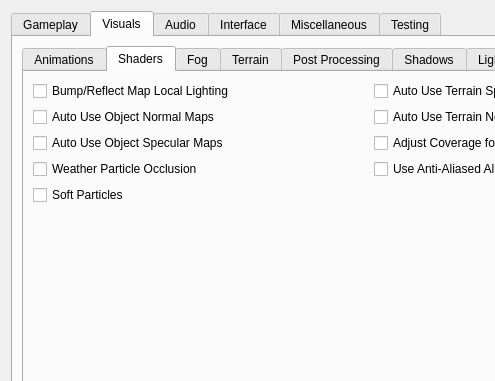
Old version of the form apps/launcher/ui/settingspage.ui in the repository zander2k1/groovy-openmw; both pictures show x 0 to 495 and y 0 to 381 of the 741 by 503 pixel window.
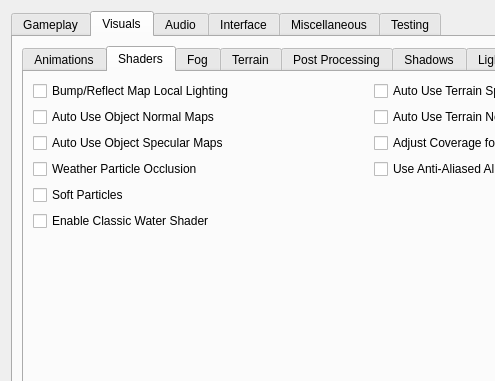
New version of the form. The open tabs and pages were chosen to show the change.

Commit message:
Added an option for a classic water shader. - All credit for this shader goes to Qlonever
Added an optional white/black button icon setting to the launcher

```diff
--- a/apps/launcher/ui/settingspage.ui
+++ b/apps/launcher/ui/settingspage.ui
@@ -464,6 +464,16 @@
                    </property>
                   </widget>
                  </item>
+                 <item row="7" column="0">
+                  <widget class="QCheckBox" name="classicWaterShaderCheckBox">
+                   <property name="toolTip">
+                    <string>Use classic water shader files and textures when available.</string>
+                   </property>
+                   <property name="text">
+                    <string>Enable Classic Water Shader</string>
+                   </property>
+                  </widget>
+                 </item>
                  <item row="3" column="0">
                   <widget class="QCheckBox" name="autoUseObjectSpecularMapsCheckBox">
                    <property name="toolTip">
```
Left out of the diff: 10 changed lines with no effect on the pictures. The commit also changes 31 other files.
